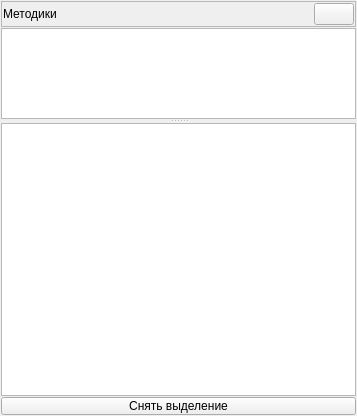
Above: client_widgets/database_widgets/methodswidget.ui from grigp/a-analyser before the change. Below: the same form after it.
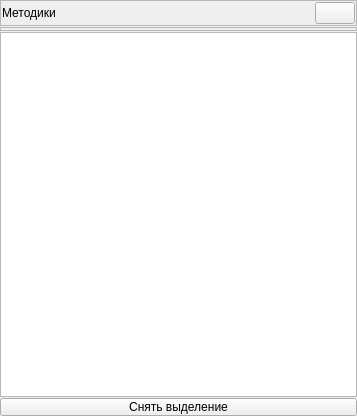
That is the form after the change. Icons and pictures are not drawn.

The edit to the form file:
```diff
--- a/client_widgets/database_widgets/methodswidget.ui
+++ b/client_widgets/database_widgets/methodswidget.ui
@@ -18,16 +18,16 @@
     <number>1</number>
    </property>
    <property name="leftMargin">
-    <number>1</number>
+    <number>0</number>
    </property>
    <property name="topMargin">
-    <number>1</number>
+    <number>0</number>
    </property>
    <property name="rightMargin">
-    <number>1</number>
+    <number>0</number>
    </property>
    <property name="bottomMargin">
-    <number>1</number>
+    <number>0</number>
    </property>
    <item>
     <widget class="QFrame" name="frTitle">
@@ -87,21 +87,30 @@
     </widget>
    </item>
    <item>
-    <widget class="QSplitter" name="splitter">
-     <property name="orientation">
-      <enum>Qt::Vertical</enum>
+    <widget class="QFrame" name="frTestKindButtons">
+     <property name="frameShape">
+      <enum>QFrame::StyledPanel</enum>
      </property>
-     <widget class="QListView" name="tvKinds">
-      <property name="sizePolicy">
-       <sizepolicy hsizetype="Expanding" vsizetype="Expanding">
-        <horstretch>0</horstretch>
-        <verstretch>1</verstretch>
-       </sizepolicy>
-      </property>
-      <property name="viewMode">
-       <enum>QListView::IconMode</enum>
+     <property name="frameShadow">
+      <enum>QFrame::Raised</enum>
+     </property>
+     <layout class="QHBoxLayout" name="horizontalLayout_2">
+      <property name="leftMargin">
+       <number>1</number>
       </property>
-     </widget>
+      <property name="topMargin">
+       <number>1</number>
+      </property>
+      <property name="rightMargin">
+       <number>1</number>
+      </property>
+      <property name="bottomMargin">
+       <number>1</number>
+      </property>
+     </layout>
+    </widget>
+   </item>
+   <item>
      <widget class="QListView" name="tvMetods">
       <property name="sizePolicy">
        <sizepolicy hsizetype="Expanding" vsizetype="Expanding">
@@ -122,7 +131,6 @@
        </size>
       </property>
      </widget>
-    </widget>
    </item>
    <item>
     <widget class="QPushButton" name="btnUnselect">
```
Left out of the diff: 1 changed line with no effect on the pictures. Lines whose indentation alone changed are shown as unchanged.
